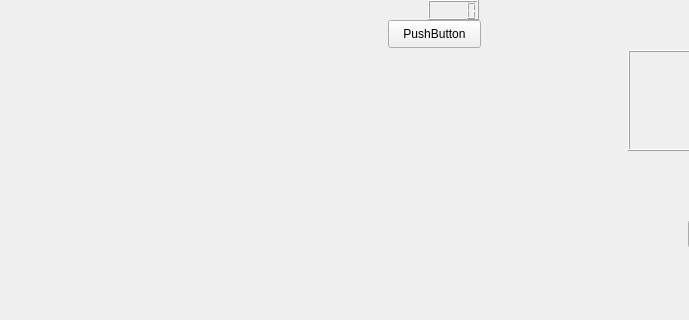
First picture: the form in source/widget.ui, repository Nocturne228/ddmap, before the edit; both pictures show x 552 to 1241 and y 0 to 320 of the 1431 by 800 pixel window.
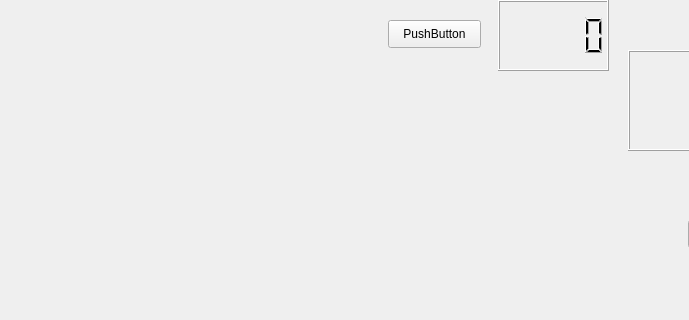
Second picture: the form after the edit. Custom widgets are drawn as their Qt base class.

What changed in the file:
```diff
--- a/source/widget.ui
+++ b/source/widget.ui
@@ -44,10 +44,10 @@
    <widget class="QPushButton" name="HNU_Button">
     <property name="geometry">
      <rect>
-      <x>650</x>
+      <x>632</x>
       <y>100</y>
-      <width>93</width>
-      <height>28</height>
+      <width>111</width>
+      <height>51</height>
      </rect>
     </property>
     <property name="styleSheet">
@@ -304,10 +304,10 @@
    <widget class="QLCDNumber" name="CostNumber_map">
     <property name="geometry">
      <rect>
-      <x>980</x>
+      <x>1050</x>
       <y>0</y>
-      <width>51</width>
-      <height>20</height>
+      <width>111</width>
+      <height>71</height>
      </rect>
     </property>
    </widget>
```
